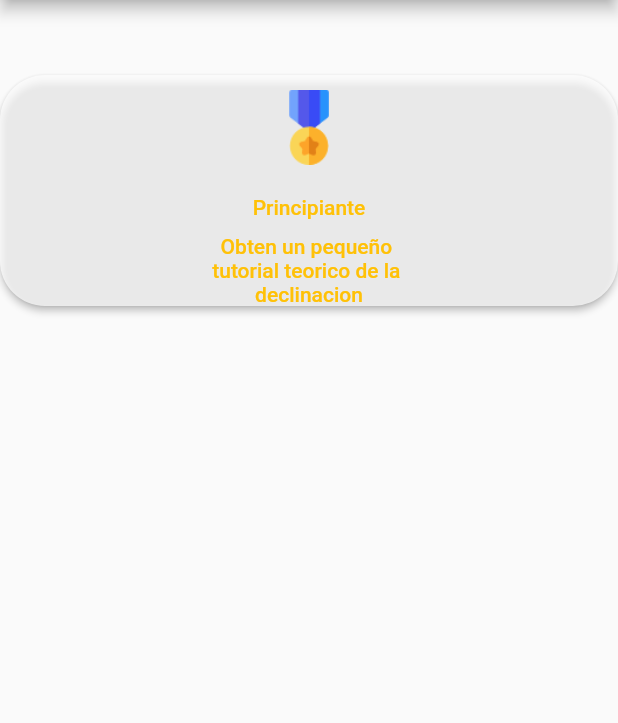
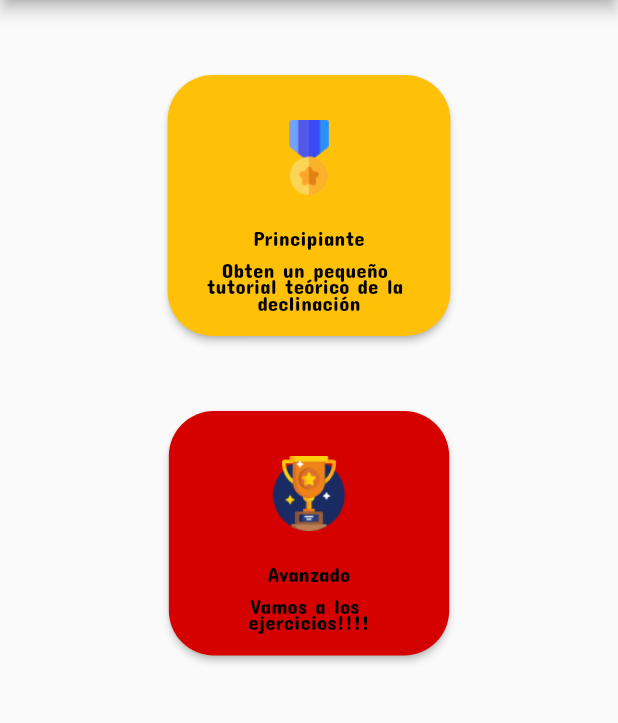
Before and after one commit to Forever-D14/deklinapp, a Flutter app: the screen it shows after launch, after a tap on "Log-In", on a phone screen of 412 x 824 dp, the part 84-807 px from its top. Run offline on Flutter 3.47's test engine with Material 2 defaults, Android fonts, the phone set to English and light mode, and no system bars.

Commit message:
Boton Avanzado y nueva Fuente
Se anexo el nuevo boton  de avanzado en index y la nueva funete de toda la aplicacion

```diff
--- a/lib/main.dart
+++ b/lib/main.dart
@@ -9,6 +9,7 @@
     return MaterialApp(
       title: 'DeklinApp',
       theme: ThemeData(
+        fontFamily: 'ConcertOne',
         primaryColor: Colors.amber,
         accentColor: Colors.redAccent[700]
       ),
--- a/lib/pages/index.dart
+++ b/lib/pages/index.dart
@@ -27,18 +27,37 @@
             Padding(
               padding: EdgeInsets.only(left: 0.0, right: 0.0,top:50),
               child: RaisedButton(
-                textColor: Colors.amber,
-                color: Colors.white70,
+                textColor: Colors.black,
+                color: Colors.amber,
                 child: Column(
                  children: [
-                   Container(child: Image.asset("assets/medal.png",height: 50,width: 50),padding: EdgeInsets.only(top:10, bottom: 20),),
-                   Container(child: Text("Principiante"),padding: EdgeInsets.only(left: 10,right: 10,bottom: 10),),
-                   Container(child: Align( alignment: Alignment.center,child: Text("Obten un pequeño ",)),padding: EdgeInsets.only(left: 10,right: 10)),
-                   Container(child: Align( alignment: Alignment.center,child: Text("tutorial teorico de la ",)),padding: EdgeInsets.only(left: 10,right: 10)),
-                   Container(child: Align( alignment: Alignment.center,child: Text("declinacion",)),padding: EdgeInsets.only(left: 10,right: 10)),
-
-
+                   Container(child: Image.asset("assets/medal.png",height: 50,width: 50),padding: EdgeInsets.only(top:30, bottom: 20),),
+                   Container(child: Text("Principiante",style: TextStyle(fontFamily: 'ConcertOne'),),padding: EdgeInsets.only(left: 10,right: 10,bottom: 10),),
+                   Container(child: Text("Obten un pequeño ",),padding: EdgeInsets.only(left: 10,right: 10)),
+                   Container(child: Text("tutorial teórico de la ",),padding: EdgeInsets.only(left: 10,right: 10)),
+                   Container(child: Text("declinación",),padding: EdgeInsets.only(left: 10,right: 10, bottom: 20)),
                  ],
+                ),
+                onPressed: () {
+                  Navigator.pop(context);
+                },
+                shape: new RoundedRectangleBorder(
+                  borderRadius: new BorderRadius.circular(30.0),
+                ),
+              ),
+            ),
+            Padding(
+              padding: EdgeInsets.only(left: 0.0, right: 0.0,top:50),
+              child: RaisedButton(
+                textColor: Colors.black,
+                color: Colors.redAccent[700],
+                child: Column(
+                  children: [
+                    Container(child: Image.asset("assets/trophy.png",height: 50,width: 50),padding: EdgeInsets.only(top:30, bottom: 20),),
+                    Container(child: Text("Avanzado"),padding: EdgeInsets.only(left: 50,right: 50,bottom: 10),),
+                    Container(child: Text("Vamos a los ",),padding: EdgeInsets.only(left: 10,right: 10)),
+                    Container(child: Text("ejercicios!!!!",),padding: EdgeInsets.only(left: 10,right: 10,bottom: 20)),
+                  ],
                 ),
                 onPressed: () {
                   Navigator.pop(context);
```
Also changed, not shown: pubspec.yaml (+7 -1 lines), assets/fonts/ConcertOne-Regular.ttf (added).
